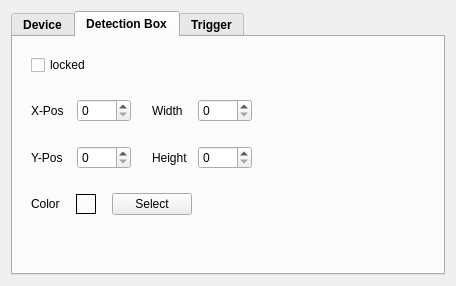
This is src/plugin/grab_detector/grab_detector_plugin.ui in janelia-idf/bias as Qt 5 draws it before an edit. The edited form follows.
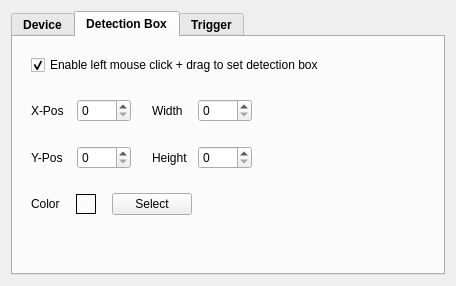
This is the edited form. The open tabs and pages were chosen to show the change.

```diff
--- a/src/plugin/grab_detector/grab_detector_plugin.ui
+++ b/src/plugin/grab_detector/grab_detector_plugin.ui
@@ -315,7 +315,10 @@
              </font>
             </property>
             <property name="text">
-             <string>locked</string>
+             <string>Enable left mouse click + drag to set detection box</string>
+            </property>
+            <property name="checked">
+             <bool>true</bool>
             </property>
            </widget>
           </item>
```
